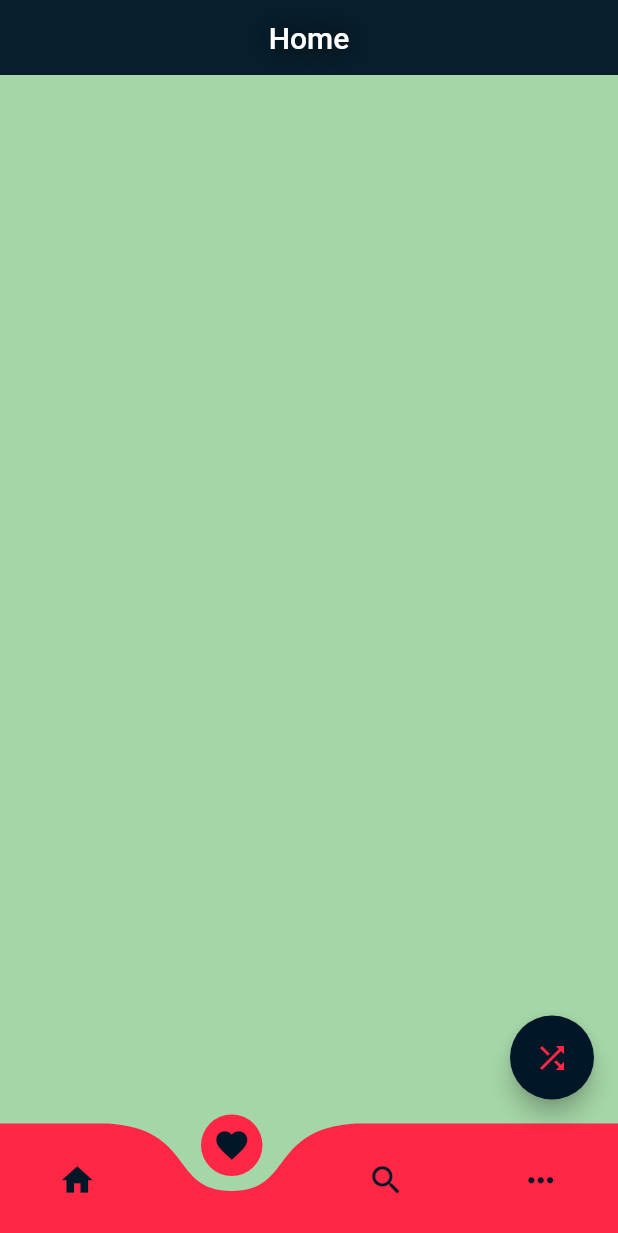
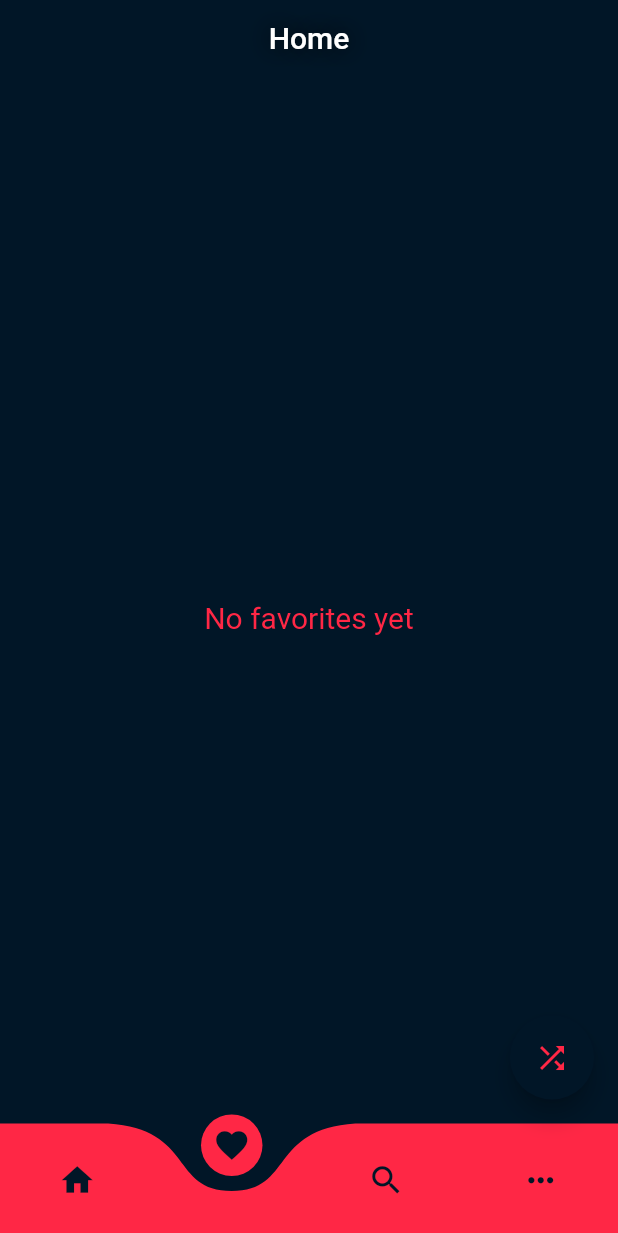
Before and after one commit to Ajjig/movirand, a Flutter app: the screen it shows after launch, swiped to page 2, on a phone screen of 412 x 824 dp. Shown: the top 1233 px of the screen. Run offline on Flutter 3.47's test engine with Material 2 defaults, Android fonts, the phone set to English and light mode, and no system bars; drawn by our look-alikes of curved_navigation_bar; our stand-ins replace flutter_rating_bar, get, get_storage, loading_indicator; network calls fail; statements that could not run were skipped.

Commit message:
:rocket: working on favs PageView

```diff
--- a/lib/app/controllers/favorites_controller.dart
+++ b/lib/app/controllers/favorites_controller.dart
@@ -3,28 +3,33 @@ import 'package:get_storage/get_storage.dart';
 import '../models/movie_model.dart';
 
 class FavsController extends GetxController {
-  final favs = <MovieModel>[].obs;
-  GetStorage box = GetStorage('favorites');
+  final _favs = <MovieModel>[].obs;
+  final GetStorage box = GetStorage('favorites');
+
+  bool              get isEmpty => _favs.isEmpty;
+  List<MovieModel>  get favs => _favs;
+  int               get length => _favs.length;
 
   @override
   void onInit() async {
     super.onInit();
     box.getValues().forEach((key, value) {
-      favs.add(MovieModel.fromJson(value));
+      _favs.add(MovieModel.fromJson(value));
     });
   }
 
   void add(MovieModel movie) {
-    favs.add(movie);
+    _favs.add(movie);
     box.write(movie.id.toString(), movie.toJson());
   }
 
   void remove(MovieModel movie) {
-    favs.remove(movie);
+    _favs.remove(movie);
     box.remove(movie.id.toString());
   }
 
   bool isFavorite(MovieModel movie) {
     return favs.contains(movie);
   }
+
 }
--- a/lib/app/views/home_page.dart
+++ b/lib/app/views/home_page.dart
@@ -1,3 +1,5 @@
+import 'package:movirand/app/widgets/favorites.dart';
+
 import '../controllers/favorites_controller.dart';
 import 'package:movirand/app/controllers/movies_controller.dart';
 import '../widgets/movies.dart';
@@ -53,7 +55,7 @@ class _HomePage extends State<HomePage> {
                 onRefresh: () async {
                   _moviesController.refresh();
                 }),
-            Container(color: Colors.green.shade200),
+            Favorites(),
             Container(color: Colors.blue.shade200),
             Container(color: Colors.yellow.shade200),
           ],
--- /dev/null
+++ b/lib/app/widgets/favorites.dart
@@ -0,0 +1,56 @@
+import 'package:flutter/material.dart';
+import 'package:get/get.dart';
+import 'package:movirand/app/theme/colors.dart';
+import '../controllers/favorites_controller.dart';
+import './movie_card.dart';
+
+class Favorites extends StatelessWidget {
+  final FavsController favsController = Get.find<FavsController>();
+
+  Favorites({Key? key}) : super(key: key);
+
+  @override
+  Widget build(BuildContext context) {
+    if (favsController.isEmpty) {
+      return Container(
+        color: bgColor,
+        child: const Center(
+          child: Text('No favorites yet',
+              style: TextStyle(color: Color(0xFFFF2745), fontSize: 20)),
+        ),
+      );
+    }
+    return Obx(
+      () => (GridView(
+        gridDelegate: const SliverGridDelegateWithFixedCrossAxisCount(
+          crossAxisCount: 2,
+          childAspectRatio: 0.7,
+        ),
+        children: List.generate(
+          favsController.length,
+          (index) => Stack(
+            children: [
+              MovieCard(
+                data: favsController.favs[index],
+              ),
+              Positioned(
+                top: 0,
+                right: 40,
+                child: IconButton(
+                  onPressed: () {
+                    favsController.remove(favsController.favs[index]);
+                  },
+                  icon: const Icon(
+                    Icons.favorite,
+                    size: 50,
+                    color: Color(0xFFFF2745),
+                  ),
+                ),
+              ),
+            ],
+          ),
+        ),
+      )),
+    );
+  }
+}
```
